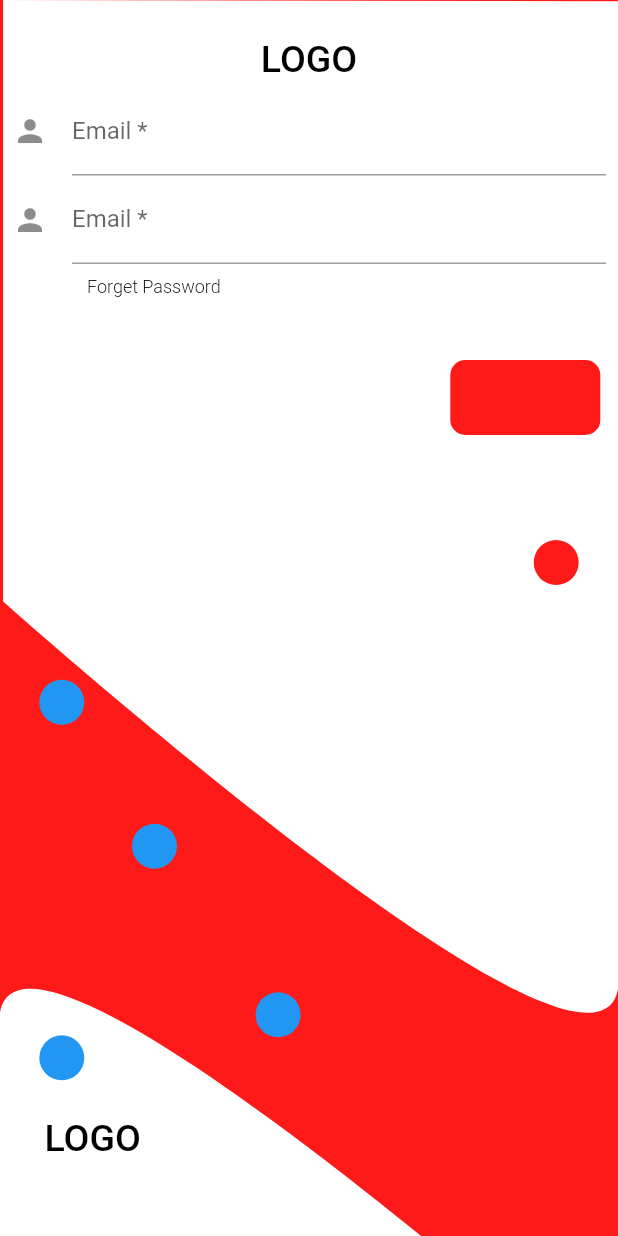
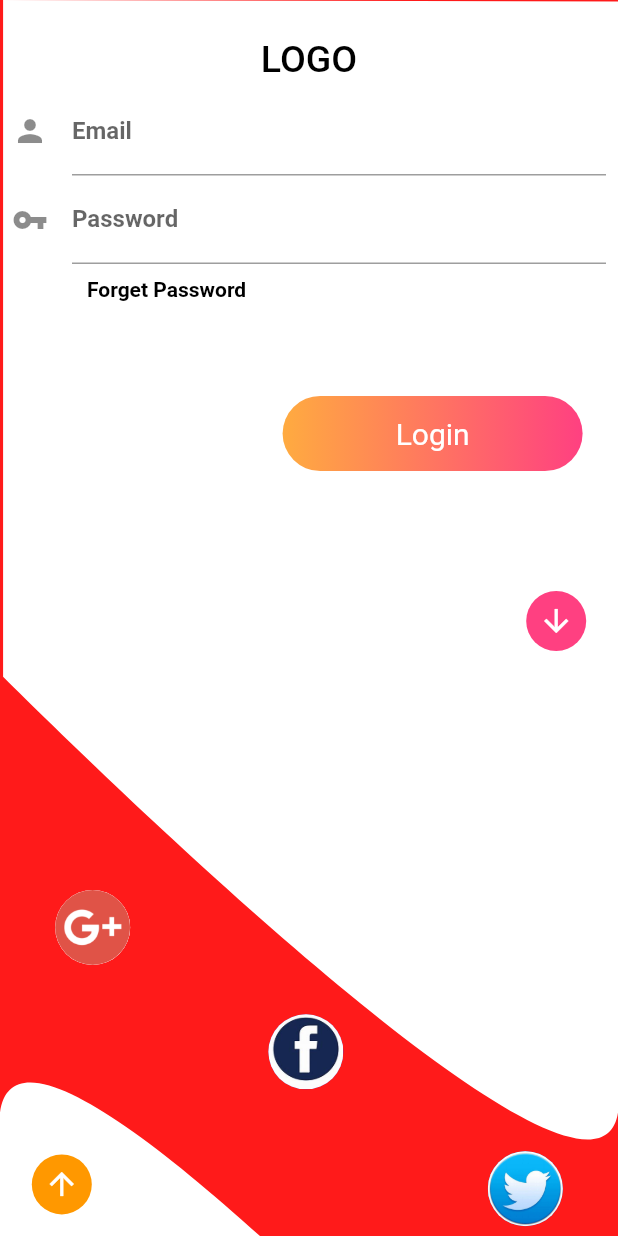
Before and after one commit to DGSwadesh/EcommersApp, a Flutter app: the LoginPage screen opened directly, on a phone screen of 412 x 824 dp. Run offline on Flutter 3.47's test engine with Material 2 defaults, Android fonts, the phone set to English and light mode, and no system bars; our stand-ins replace flutter_screenutil, fluttertoast, get, google_fonts, shared_preferences; accounts and stored records are empty.

Commit message:
initial commit

```diff
--- a/lib/View/SigninSignUp/loginPage.dart
+++ b/lib/View/SigninSignUp/loginPage.dart
@@ -1,3 +1,6 @@
+//import 'dart:js';
+import 'package:e_commerce_app/View/DashBoard/Dashboard.dart';
+import 'package:e_commerce_app/View/DashBoard/homePage/homePage.dart';
 import 'package:e_commerce_app/util/constant.dart';
 import 'package:flutter/material.dart';
 import 'dart:ui' as ui;
@@ -9,6 +12,8 @@ class LoginPage extends StatefulWidget {
 }
 
 class _LoginPageState extends State<LoginPage> {
+  ScrollController controller = ScrollController();
+
   @override
   Widget build(BuildContext context) {
     return Scaffold(
@@ -18,11 +23,12 @@ class _LoginPageState extends State<LoginPage> {
         width: 1.sw,
         color: red,
         child: SingleChildScrollView(
+          controller: controller,
           child: Stack(
             children: [
               Column(
                 children: [
-                  loginContainer(),
+                  loginContainer(context),
                   signUpContainer(),
                 ],
               ),
@@ -33,14 +39,13 @@ class _LoginPageState extends State<LoginPage> {
       ),
     );
   }
-}
 
-loginContainer() {
+loginContainer(context) {
   return Stack(
     children: [
       Container(
         child: CustomPaint(
-          size: Size(1.sw, 0.8.sh),
+          size: Size(1.sw, 0.9.sh),
           painter: RPSCustomPainter(),
         ),
       ),
@@ -65,16 +70,16 @@ loginContainer() {
                 autovalidateMode: AutovalidateMode.always,
                 decoration: const InputDecoration(
                   icon: Icon(Icons.person),
-                  hintText: 'What do people call you?',
-                  labelText: 'Email *',
+                  hintText: 'Enter Your Email',
+                  labelText: 'Email',labelStyle: TextStyle(fontWeight:FontWeight.bold)
                 ),
               ),
               TextFormField(
                 autovalidateMode: AutovalidateMode.always,
                 decoration: const InputDecoration(
-                  icon: Icon(Icons.person),
-                  hintText: 'What do people call you?',
-                  labelText: 'Email *',
+                   icon: Icon(Icons.vpn_key),
+                  hintText: 'Enter Your Password',
+                  labelText: 'Password',labelStyle: TextStyle(fontWeight:FontWeight.bold,)
                 ),
               ),
               Material(
@@ -88,31 +93,55 @@ loginContainer() {
                       child: Text(
                         'Forget Password',
                         style: TextStyle(
-                            fontSize: 12,
+                            fontSize: 14,
                             color: black,
                             height: 2,
-                            fontWeight: FontWeight.w300),
+                            fontWeight: FontWeight.bold),
                       ),
                     ),
                   ),
                 ),
               ),
+              SizedBox(height: 20),
               Padding(
-                padding: EdgeInsets.only(top: 40, left: 0.7.sw),
+                padding: EdgeInsets.only(top: 40, left: 0.4.sw),
+                child: InkWell(
                   child: Container(
-                  width: 100,
+                    width: 200,
                     height: 50,
                     decoration: BoxDecoration(
-                      color: red, borderRadius: BorderRadius.circular(10)),
+                      gradient: LinearGradient(
+                          begin: Alignment.centerLeft,
+                          end: Alignment.centerRight,
+                          colors: [Colors.orangeAccent, Colors.pinkAccent]),
+                      borderRadius: BorderRadius.circular(40),
+                    ),
+                    child: Center(
+                        child: Text(
+                      "Login",
+                      style: TextStyle(fontSize: 20, color: Colors.white),
+                    )),
+                  ),
+                  onTap: () {
+                    Navigator.push(context,
+                        MaterialPageRoute(builder: (context) => DashBoard()));
+                  },
                 ),
               ),
               Padding(
-                padding: EdgeInsets.only(top: 70, left: 0.8.sw),
+                padding: EdgeInsets.only(top:80, left: 0.8.sw),
+                child: InkWell(
+                  onTap: (){
+                    controller.jumpTo(450);
+                  },
                   child: Container(
-                  width: 30,
-                  height: 30,
+                    width: 40,
+                    height: 40,
                     decoration: BoxDecoration(
-                      color: red, borderRadius: BorderRadius.circular(100)),
+                        color: Colors.pinkAccent,
+                        borderRadius: BorderRadius.circular(100)),
+                    child: Icon(Icons.arrow_downward_sharp, color: white),
+                  ),
                 ),
               ),
             ],
@@ -124,13 +153,12 @@ loginContainer() {
 }
 
 signUpContainer() {
-  return Stack(
-    children: [
+  return Stack(children: [
     RotatedBox(
       quarterTurns: 2,
       child: Container(
         child: CustomPaint(
-            size: Size(1.sw, 0.8.sh),
+          size: Size(1.0.sw, 1.0.sh),
           painter: RPSCustomPainter(),
         ),
       ),
@@ -145,15 +173,22 @@ signUpContainer() {
               // mainAxisAlignment: MainAxisAlignment.center,
               children: [
                 Padding(
-                padding: EdgeInsets.only(top: 7, right: 0.8.sw),
+                  padding: EdgeInsets.only(top:20.0, right: 0.8.sw),
+                  child:  InkWell(
+                  onTap: (){
+                    controller.jumpTo(0);
+                  },
                     child: Container(
-                  width: 30,
-                  height: 30,
+                        width: 40,
+                        height: 40,
                         decoration: BoxDecoration(
-                      color: Colors.blue,
+                            color: Colors.orange,
                             borderRadius: BorderRadius.circular(100)),
+                        child:
+                            Icon(Icons.arrow_upward_sharp, color: Colors.white)),
                   ),
                 ),
+                SizedBox(height: 20),
                 Padding(
                   padding: EdgeInsets.only(top: 7, right: 0.7.sw),
                   child: Text(
@@ -169,67 +204,82 @@ signUpContainer() {
                   padding: EdgeInsets.only(
                     top: 50,
                   ),
+                  child: SingleChildScrollView(
                       child: Column(
                     children: [
                       TextFormField(
                         autovalidateMode: AutovalidateMode.always,
                         decoration: const InputDecoration(
-                        icon: Icon(Icons.person),
+                          suffixIcon: Icon(Icons.person),
                           hintText: 'What do people call you?',
-                        labelText: 'Email *',
+                          labelText: 'Name',labelStyle: TextStyle(fontWeight:FontWeight.bold)
                 ),
                         ),
+
                       TextFormField(
                         autovalidateMode: AutovalidateMode.always,
                         decoration: const InputDecoration(
-                        icon: Icon(Icons.person),
+                          suffixIcon: Icon(Icons.email),
                           hintText: 'What do people call you?',
-                        labelText: 'Email *',
+                          labelText: 'Email',labelStyle: TextStyle(fontWeight:FontWeight.bold)
+                ),
+                        ),
+
+                      TextFormField(
+                        autovalidateMode: AutovalidateMode.always,
+                        decoration: const InputDecoration(
+                          suffixIcon: Icon(Icons.vpn_key),
+                          hintText: 'What do people call you?',
+                          labelText: 'Password',labelStyle: TextStyle(fontWeight:FontWeight.bold)
+                ),
+                        ),
+
+                      TextFormField(
+                        autovalidateMode: AutovalidateMode.always,
+                        decoration: const InputDecoration(
+                          suffixIcon: Icon(Icons.vpn_key),
+                          hintText: 'What do people call you?',
+                          labelText: 'Comfirm Password',labelStyle: TextStyle(fontWeight:FontWeight.bold)
+                ),
+                        ),
+
+                    ],
+                  )),
+                ),
+                SizedBox(height:20),
+                 Padding(
+                padding: EdgeInsets.only(top:40, right: 0.4.sw),
+                child: InkWell(
+                  child: Container(
+                    width: 200,
+                    height: 50,
+                    decoration: BoxDecoration(
+                      gradient: LinearGradient(
+                          begin: Alignment.centerLeft,
+                          end: Alignment.centerRight,
+                          colors: [Colors.orangeAccent, Colors.pinkAccent]),
+                      borderRadius: BorderRadius.circular(40),
+                    ),
+                    child: Center(
+                        child: Text(
+                      "Sign Up",
+                      style: TextStyle(fontSize: 20, color: Colors.white),
+                    )),
+                  ),
+                  onTap: () {
+                    Navigator.push(context,
+                        MaterialPageRoute(builder: (context) => DashBoard()));
+                  },
                 ),
               ),
               ],
-                ),
-              ),
-              Material(
-                color: Colors.transparent,
-                child: InkWell(
-                  onTap: () async {},
-                  child: Padding(
-                    padding: const EdgeInsets.only(left: 50),
-                    child: Align(
-                      alignment: Alignment.topLeft,
-                      child: Text(
-                        'Forget Password',
-                        style: TextStyle(
-                            fontSize: 12,
-                            color: black,
-                            height: 2,
-                            fontWeight: FontWeight.w300),
-                      ),
-                    ),
-                  ),
-                ),
-              ),
-              Padding(
-                padding: EdgeInsets.only(top: 40, left: 0.7.sw),
-                child: Container(
-                  width: 100,
-                  height: 50,
-                  decoration: BoxDecoration(
-                      color: red, borderRadius: BorderRadius.circular(10)),
-                ),
-              ),
-            ],
-          ),
-        ),
-      )
-    ],
-  );
+            )))
+  ]);
 }
 
 middleButtonContainer() {
   return Padding(
-    padding: EdgeInsets.only(top: 0.5.sh),
+    padding: EdgeInsets.only(top: 0.6.sh),
     child: Container(
       width: 1.sw,
       height: 0.5.sh,
@@ -237,30 +287,44 @@ middleButtonContainer() {
       child: Column(
         children: [
           Padding(
-            padding: EdgeInsets.only(top: 0.05.sh, right: 0.8.sw),
+            padding: EdgeInsets.only(top: 0.12.sh, right: 0.7.sw),
             child: Container(
-              width: 30,
-              height: 30,
+              width: 50,
+              height: 50,
               decoration: BoxDecoration(
-                  color: Colors.blue, borderRadius: BorderRadius.circular(100)),
+                  color: Colors.white,
+                  borderRadius: BorderRadius.circular(100)),
+              child: ClipRRect(
+                  borderRadius: BorderRadius.circular(70),
+                  child: Image.asset("Images/G+.jpg", fit: BoxFit.fill)),
             ),
           ),
           Padding(
-            padding: EdgeInsets.only(top: 0.08.sh, right: 0.5.sw),
+            padding: EdgeInsets.only(top: 0.04.sh, right: 0.01.sw),
             child: Container(
-              width: 30,
-              height: 30,
+              width: 50,
+              height: 50,
               decoration: BoxDecoration(
-                  color: Colors.blue, borderRadius: BorderRadius.circular(100)),
+                  color: Colors.deepPurple,
+                  borderRadius: BorderRadius.circular(100)),
+              child: ClipRRect(
+                  borderRadius: BorderRadius.circular(70),
+                  child: Image.asset("Images/fb1.jpg", fit: BoxFit.fill)),
             ),
           ),
           Padding(
-            padding: EdgeInsets.only(top: 0.1.sh, right: 0.1.sw),
+            padding: EdgeInsets.only(top: 0.05.sh, left: 0.7.sw),
+            child: Flexible(
               child: Container(
-              width: 30,
-              height: 30,
+                width: 50,
+                height: 50,
                 decoration: BoxDecoration(
-                  color: Colors.blue, borderRadius: BorderRadius.circular(100)),
+                    color: Colors.blue,
+                    borderRadius: BorderRadius.circular(100)),
+                child: ClipRRect(
+                    borderRadius: BorderRadius.circular(70),
+                    child: Image.asset("Images/twitter1.jpg", fit: BoxFit.fill)),
+              ),
             ),
           ),
         ],
@@ -268,7 +332,7 @@ middleButtonContainer() {
     ),
   );
 }
-
+}
 class RPSCustomPainter extends CustomPainter {
   @override
   void paint(Canvas canvas, Size size) {
--- a/lib/main.dart
+++ b/lib/main.dart
@@ -8,6 +8,8 @@ import 'package:flutter/services.dart';
 import 'package:get/get.dart';
 import 'Controller/application_starter_controller.dart';
 import 'View/DashBoard/Dashboard.dart';
+import 'View/DashBoard/homePage/MyModel.dart';
+import '';
 
 void main() {
   WidgetsFlutterBinding.ensureInitialized();
@@ -35,6 +37,7 @@ class StartApp extends StatelessWidget {
 }
 
 class MyApp extends StatefulWidget {
+
   @override
   _MyAppState createState() => _MyAppState();
 }
@@ -56,7 +59,7 @@ class _MyAppState extends State<MyApp> {
       builder: () => Obx(() {
         print('main.dart');
         var applicationState = applicationStarterController.state.value;
-        // return LoginPage();
+         return LoginPage();
         return DashBoard();
         // if (applicationState == ApplicationState.LoggedIn) {
         //   return Dashbord();
@@ -65,6 +68,7 @@ class _MyAppState extends State<MyApp> {
         // } else {
         //   return SplashScreen();
         // }
+
       }),
     );
   }
--- a/pubspec.yaml
+++ b/pubspec.yaml
@@ -56,9 +56,8 @@ flutter:
   uses-material-design: true
 
   # To add assets to your application, add an assets section, like this:
-  # assets:
-  #   - images/a_dot_burr.jpeg
-  #   - images/a_dot_ham.jpeg
+  assets:
+    - Images/
 
   # An image asset can refer to one or more resolution-specific "variants", see
   # https://flutter.dev/assets-and-images/#resolution-aware.
```
Also changed, not shown: lib/View/DashBoard/homePage/Details.dart (added, +56 -0 lines), lib/View/DashBoard/homePage/MyModel.dart (added, +13 -0 lines), lib/View/DashBoard/homePage/homePage.dart (+64 -29 lines), Images/G+.jpg (added), Images/fb1.jpg (added), Images/shoe1.jpg (added), Images/shoe2.jpg (added), Images/shoe3.jpg (added), Images/shoe4.jpg (added), Images/shoe5.jpg (added), Images/shoe6.jpg (added), Images/twitter1.jpg (added), pubspec.lock. Lines whose indentation alone changed are shown as unchanged.
